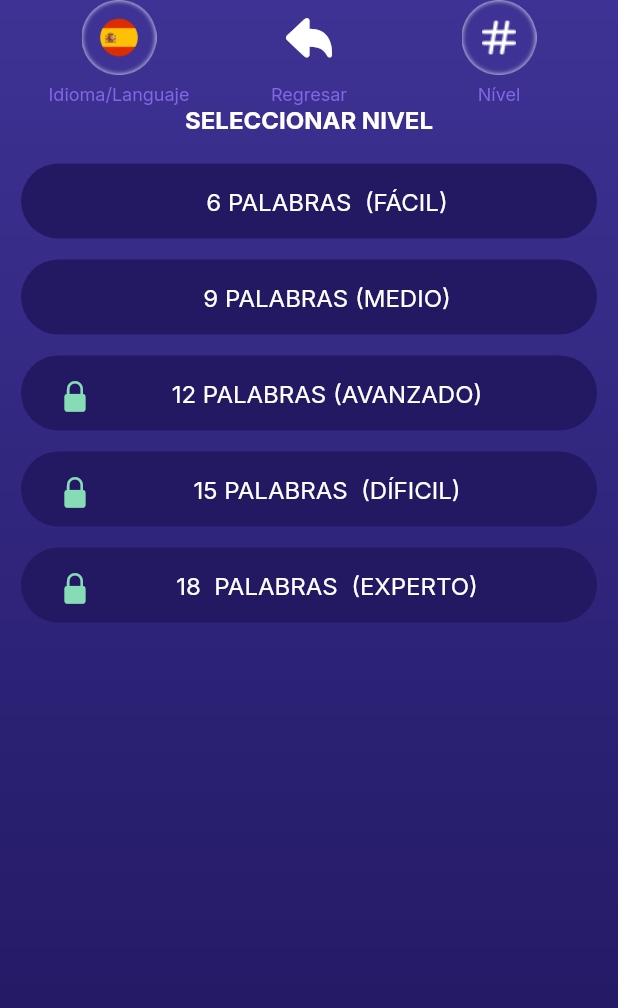
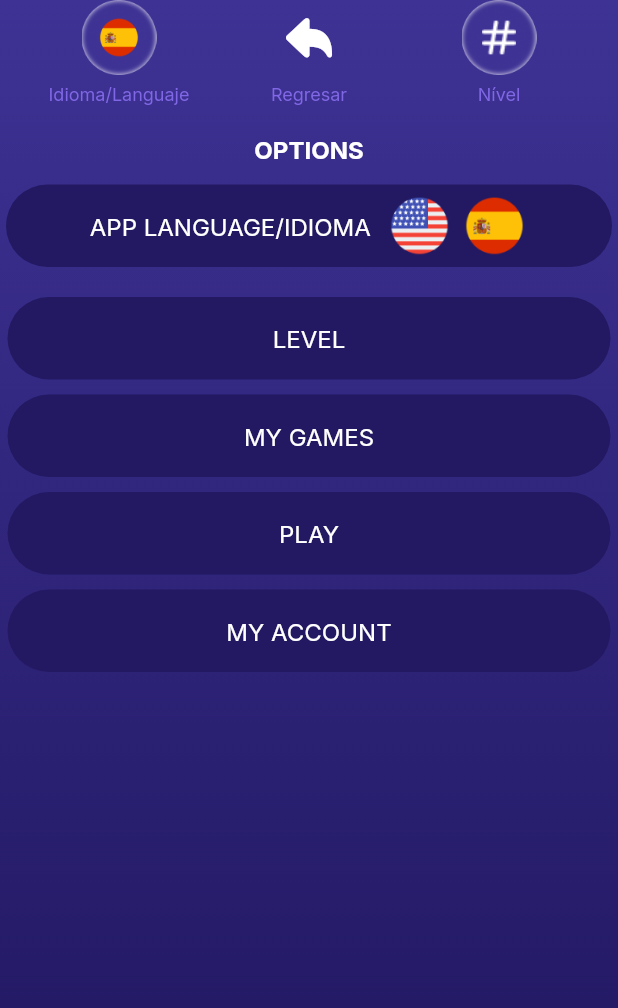
Before and after one commit to bhaskarblur/Wercos-Crossword-App, a Flutter app: the OptionPage screen opened directly, on a phone screen of 412 x 824 dp. Shown: the top 1008 px of the screen. Run offline on Flutter 3.47's test engine with Material 2 defaults, Android fonts, the phone set to English and light mode, and no system bars; our stand-ins replace animated_bottom_navigation_bar, flutter_inset_box_shadow, flutter_rating_bar, google_fonts, step_progress_indicator.

Commit message:
option page completed

```diff
--- a/lib/main.dart
+++ b/lib/main.dart
@@ -7,8 +7,10 @@ import 'package:mobile_app_word_search/views/dashboard.dart';
 import 'package:mobile_app_word_search/views/language_selection_page.dart';
 import 'package:mobile_app_word_search/views/leaderboard_page.dart';
 import 'package:mobile_app_word_search/views/level_completion_page.dart';
+import 'package:mobile_app_word_search/views/level_page.dart';
 import 'package:mobile_app_word_search/views/my_games_page.dart';
 import 'package:mobile_app_word_search/views/option_page.dart';
+
 import 'package:mobile_app_word_search/views/play_page.dart';
 import 'package:mobile_app_word_search/views/splash_screen.dart';
 import 'package:mobile_app_word_search/views/word_related_page.dart';
@@ -44,7 +46,7 @@ class MyApp extends StatelessWidget {
         colorScheme: ColorScheme.fromSeed(seedColor: Colors.deepPurple),
         useMaterial3: true,
       ),
-      home:  CreateWordPage(),
+      home:  OptionPage(),
     );
   }
 }
--- a/lib/views/dashboard.dart
+++ b/lib/views/dashboard.dart
@@ -7,7 +7,8 @@ import 'package:mobile_app_word_search/utils/all_colors.dart';
 import 'package:mobile_app_word_search/views/create_word_page.dart';
 
 import 'package:mobile_app_word_search/views/language_selection_page.dart';
-import 'package:mobile_app_word_search/views/option_page.dart';
+import 'package:mobile_app_word_search/views/level_page.dart';
+
 
 
 
@@ -26,7 +27,7 @@ class _DashboardState extends State<Dashboard> {
     CreateWordPage(),
     LanguageSelectionPage(),
     CreateWordPage(),
-    OptionPage(),
+    LevelPage(),
 
 
   ];
--- a/lib/views/language_selection_page.dart
+++ b/lib/views/language_selection_page.dart
@@ -23,6 +23,7 @@ class LanguageSelectionPage extends StatelessWidget {
           padding: const EdgeInsets.symmetric(horizontal: 12),
           child: Column(
             children: [
+              SizedBox(height: 20,),
               Label(text: "SELECCIONAR IDIOMA", fontSize: FontSize.p2, fontWeight: FontWeight.bold,),
             SizedBox(
             height: 16,
--- a/lib/views/option_page.dart
+++ b/lib/views/option_page.dart
@@ -1,11 +1,9 @@
 import 'package:flutter/cupertino.dart';
 import 'package:flutter/material.dart';
+import 'package:mobile_app_word_search/components/labels.dart';
+import 'package:mobile_app_word_search/utils/all_colors.dart';
 import 'package:mobile_app_word_search/utils/custom_app_bar.dart';
-
-import '../components/cutom_image_button.dart';
-import '../components/labels.dart';
-import '../utils/all_colors.dart';
-import '../utils/font_size.dart';
+import 'package:mobile_app_word_search/utils/font_size.dart';
 
 class OptionPage extends StatelessWidget {
   const OptionPage({Key? key}) : super(key: key);
@@ -14,67 +12,91 @@ class OptionPage extends StatelessWidget {
   Widget build(BuildContext context) {
     return Container(
         decoration: const BoxDecoration(gradient: AllColors.bg),
-
         child: Scaffold(
           backgroundColor: Colors.transparent,
-
-          appBar: PreferredSize(preferredSize: Size.fromHeight(70),
-              child: CustomAppBar()),
-
-          body: Padding(
-            padding: const EdgeInsets.symmetric(horizontal: 14),
+          appBar: PreferredSize(
+              preferredSize: Size.fromHeight(70), child: CustomAppBar()),
+          body: Center(
             child: Column(
               children: [
-                Label(text: "SELECCIONAR NIVEL", fontWeight: FontWeight.bold, fontSize: FontSize.p2,),
+                SizedBox(height: 20,),
+                Label(
+                  text: 'OPTIONS',
+                  fontSize: FontSize.p2,
+                  fontWeight: FontWeight.bold,
+                ),
+                SizedBox(height: 14,),
+                CupertinoButton(
+                  onPressed: () {  },
+                  padding: EdgeInsets.zero,
+                  minSize: 0,
+                  child: Container(
+                    margin: const EdgeInsets.symmetric(horizontal: 4),
+
+                    width: double.maxFinite,
+                    height: 55,
+                    decoration: BoxDecoration(
+                        color: AllColors.liteDarkPurple,
+                        borderRadius: BorderRadius.circular(50)),
+
+                    child: Row(
+                      mainAxisAlignment: MainAxisAlignment.center,
+                      children: [
+                        Label(
+                          text: 'APP LANGUAGE/IDIOMA',
+                          fontSize: FontSize.p2,
+                        ),
+                        SizedBox(width: 10,),
+
+                        Image.asset('assets/images/us_flag.png', height: 45,width: 45,),
+                        SizedBox(width: 5,),
+                        Image.asset('assets/images/spanish_flag.png', height: 45,width: 45,)
+                      ],
+                    )),
+                ),
 
                 SizedBox(height: 20,),
-                LevelCard(level: '6 PALABRAS  (FÁCIL)', isPremium: false,),
-                LevelCard(level: '9 PALABRAS (MEDIO)', isPremium: false,),
-                LevelCard(level: '12 PALABRAS (AVANZADO)', isPremium: true,),
-                LevelCard(level: '15 PALABRAS  (DÍFICIL)', isPremium: true,),
-                LevelCard(level: '18  PALABRAS  (EXPERTO)', isPremium: true,),
 
-
+                OptionItem(optionName: 'LEVEL', onPressed: () {  },),
+                OptionItem(optionName: 'MY GAMES', onPressed: () {  },),
+                OptionItem(optionName: 'PLAY', onPressed: () {  },),
+                OptionItem(optionName: 'MY ACCOUNT', onPressed: () {  },),
               ],
             ),
           ),
-
         ));
   }
 }
 
-class LevelCard extends StatelessWidget {
-  const LevelCard({
-    super.key, required this.level, required this.isPremium,
+class OptionItem extends StatelessWidget {
+  const OptionItem({
+    super.key, required this.optionName, required this.onPressed,
   });
 
-  final String level;
-  final bool isPremium;
+  final String optionName;
+  final VoidCallback onPressed;
 
   @override
   Widget build(BuildContext context) {
-    return Container(
-      margin: EdgeInsets.only(bottom: 14),
-      padding: EdgeInsets.symmetric(horizontal: 24, vertical: 15),
-      height: 50,
-      width: double.maxFinite,
-      decoration: BoxDecoration(
-          color: AllColors.liteDarkPurple,
-          borderRadius: BorderRadius.circular(50)
+    return CupertinoButton(
+      onPressed: onPressed,
+      padding: EdgeInsets.zero,
+      minSize: 0,
+      child: Container(
+        margin: const EdgeInsets.only(left: 5, right: 5, bottom: 10),
+
+        width: double.maxFinite,
+        height: 55,
+        decoration: BoxDecoration(
+            color: AllColors.liteDarkPurple,
+            borderRadius: BorderRadius.circular(50)),
+        child: Center(
+          child: Label(
+            text: optionName,
+            fontSize: FontSize.p2,
+          ),
+        ),
       ),
-
-
-      child: Row(
-        mainAxisAlignment: MainAxisAlignment.spaceBetween,
-
-        children: [
-          Icon(isPremium?CupertinoIcons.lock_fill:null, color: AllColors.liteGreen,),
-
-          Label(text: level, fontSize: FontSize.p2,),
-          SizedBox(),
-        ],
-      ),
-
     );
   }
 }
```
Also changed, not shown: lib/views/level_page.dart (added, +80 -0 lines).
